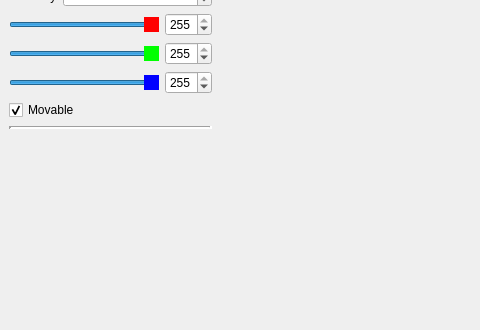
First picture: the form in mainwindowform.ui, repository Lukrative525/Bounce, before the edit; both pictures show x 0 to 480 and y 470 to 800 of the 1200 by 800 pixel window.
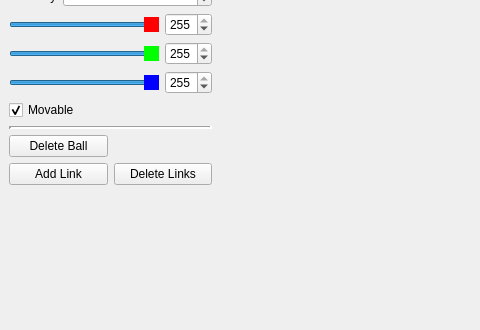
Second picture: the form after the edit. Icons and pictures are not drawn.

Commit message: add delete ball capability

Patch:
```diff
--- a/mainwindowform.ui
+++ b/mainwindowform.ui
@@ -525,6 +525,34 @@
         </property>
        </widget>
       </item>
+      <item>
+       <layout class="QGridLayout" name="gridLayout">
+        <item row="1" column="0">
+         <widget class="QPushButton" name="addLinkPushButton">
+          <property name="text">
+           <string>Add Link</string>
+          </property>
+         </widget>
+        </item>
+        <item row="0" column="0">
+         <widget class="QPushButton" name="deleteBallPushButton">
+          <property name="text">
+           <string>Delete Ball</string>
+          </property>
+          <property name="shortcut">
+           <string>Del</string>
+          </property>
+         </widget>
+        </item>
+        <item row="1" column="1">
+         <widget class="QPushButton" name="deleteLinksPushButton">
+          <property name="text">
+           <string>Delete Links</string>
+          </property>
+         </widget>
+        </item>
+       </layout>
+      </item>
       <item>
        <spacer name="verticalSpacer">
         <property name="orientation">
```
The commit also changes 4 other files.
